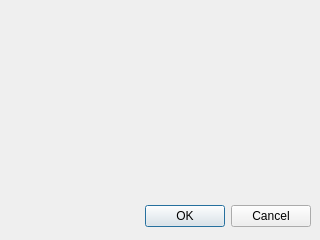
First picture: the form in Slave_Qt/mainwindow.ui, repository StevenGLee/EmbeddedBigProject, before the edit.
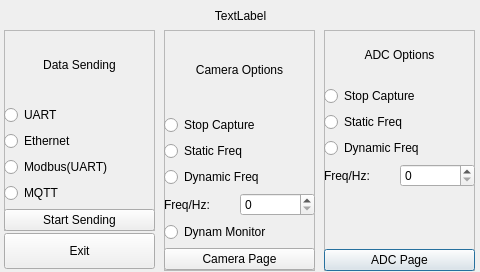
Second picture: the form after the edit.

Patch:
```diff
--- a/Slave_Qt/mainwindow.ui
+++ b/Slave_Qt/mainwindow.ui
@@ -5,27 +5,293 @@
    <rect>
     <x>0</x>
     <y>0</y>
-    <width>320</width>
-    <height>240</height>
+    <width>480</width>
+    <height>272</height>
    </rect>
   </property>
   <property name="windowTitle">
    <string>Dialog</string>
   </property>
-  <widget class="QDialogButtonBox" name="buttonBox">
+  <widget class="QFrame" name="frame">
    <property name="geometry">
     <rect>
-     <x>10</x>
-     <y>200</y>
-     <width>301</width>
-     <height>32</height>
+     <x>324</x>
+     <y>30</y>
+     <width>151</width>
+     <height>241</height>
     </rect>
    </property>
-   <property name="orientation">
-    <enum>Qt::Horizontal</enum>
+   <property name="frameShape">
+    <enum>QFrame::StyledPanel</enum>
    </property>
-   <property name="standardButtons">
-    <set>QDialogButtonBox::Cancel|QDialogButtonBox::Ok</set>
+   <property name="frameShadow">
+    <enum>QFrame::Raised</enum>
+   </property>
+   <widget class="QWidget" name="verticalLayoutWidget_3">
+    <property name="geometry">
+     <rect>
+      <x>0</x>
+      <y>0</y>
+      <width>151</width>
+      <height>241</height>
+     </rect>
+    </property>
+    <layout class="QVBoxLayout" name="verticalLayout_3">
+     <item>
+      <widget class="QLabel" name="label_3">
+       <property name="text">
+        <string>ADC Options</string>
+       </property>
+       <property name="alignment">
+        <set>Qt::AlignCenter</set>
+       </property>
+      </widget>
+     </item>
+     <item>
+      <widget class="QRadioButton" name="rb_adc_stop">
+       <property name="text">
+        <string>Stop Capture</string>
+       </property>
+      </widget>
+     </item>
+     <item>
+      <widget class="QRadioButton" name="rb_adc_static">
+       <property name="text">
+        <string>Static Freq</string>
+       </property>
+      </widget>
+     </item>
+     <item>
+      <widget class="QRadioButton" name="rb_adc_dynamic">
+       <property name="text">
+        <string>Dynamic Freq</string>
+       </property>
+      </widget>
+     </item>
+     <item>
+      <layout class="QHBoxLayout" name="horizontalLayout_3">
+       <property name="spacing">
+        <number>0</number>
+       </property>
+       <item>
+        <widget class="QLabel" name="label_6">
+         <property name="text">
+          <string>Freq/Hz:</string>
+         </property>
+        </widget>
+       </item>
+       <item>
+        <widget class="QSpinBox" name="sb_adc_freq"/>
+       </item>
+      </layout>
+     </item>
+     <item>
+      <widget class="QLabel" name="label_7">
+       <property name="text">
+        <string/>
+       </property>
+      </widget>
+     </item>
+     <item>
+      <widget class="QPushButton" name="pb_adc_page">
+       <property name="text">
+        <string>ADC Page</string>
+       </property>
+      </widget>
+     </item>
+    </layout>
+   </widget>
+  </widget>
+  <widget class="QFrame" name="frame_2">
+   <property name="geometry">
+    <rect>
+     <x>4</x>
+     <y>30</y>
+     <width>151</width>
+     <height>201</height>
+    </rect>
+   </property>
+   <property name="frameShape">
+    <enum>QFrame::StyledPanel</enum>
+   </property>
+   <property name="frameShadow">
+    <enum>QFrame::Raised</enum>
+   </property>
+   <widget class="QWidget" name="verticalLayoutWidget">
+    <property name="geometry">
+     <rect>
+      <x>0</x>
+      <y>0</y>
+      <width>151</width>
+      <height>201</height>
+     </rect>
+    </property>
+    <layout class="QVBoxLayout" name="verticalLayout">
+     <item>
+      <widget class="QLabel" name="label">
+       <property name="text">
+        <string>Data Sending</string>
+       </property>
+       <property name="alignment">
+        <set>Qt::AlignCenter</set>
+       </property>
+      </widget>
+     </item>
+     <item>
+      <widget class="QRadioButton" name="rb_UART">
+       <property name="text">
+        <string>UART</string>
+       </property>
+      </widget>
+     </item>
+     <item>
+      <widget class="QRadioButton" name="rb_Ethernet">
+       <property name="text">
+        <string>Ethernet</string>
+       </property>
+      </widget>
+     </item>
+     <item>
+      <widget class="QRadioButton" name="rb_modbus">
+       <property name="text">
+        <string>Modbus(UART)</string>
+       </property>
+      </widget>
+     </item>
+     <item>
+      <widget class="QRadioButton" name="rb_mqtt">
+       <property name="text">
+        <string>MQTT</string>
+       </property>
+      </widget>
+     </item>
+     <item>
+      <widget class="QPushButton" name="pb_start_sending">
+       <property name="text">
+        <string>Start Sending</string>
+       </property>
+      </widget>
+     </item>
+    </layout>
+   </widget>
+  </widget>
+  <widget class="QFrame" name="frame_3">
+   <property name="geometry">
+    <rect>
+     <x>164</x>
+     <y>30</y>
+     <width>151</width>
+     <height>241</height>
+    </rect>
+   </property>
+   <property name="frameShape">
+    <enum>QFrame::StyledPanel</enum>
+   </property>
+   <property name="frameShadow">
+    <enum>QFrame::Raised</enum>
+   </property>
+   <widget class="QWidget" name="verticalLayoutWidget_2">
+    <property name="geometry">
+     <rect>
+      <x>0</x>
+      <y>0</y>
+      <width>151</width>
+      <height>240</height>
+     </rect>
+    </property>
+    <layout class="QVBoxLayout" name="verticalLayout_2">
+     <item>
+      <widget class="QLabel" name="label_2">
+       <property name="text">
+        <string>Camera Options</string>
+       </property>
+       <property name="alignment">
+        <set>Qt::AlignCenter</set>
+       </property>
+      </widget>
+     </item>
+     <item>
+      <widget class="QRadioButton" name="rb_camera_stop">
+       <property name="text">
+        <string>Stop Capture</string>
+       </property>
+      </widget>
+     </item>
+     <item>
+      <widget class="QRadioButton" name="rb_camera_static">
+       <property name="text">
+        <string>Static Freq </string>
+       </property>
+      </widget>
+     </item>
+     <item>
+      <widget class="QRadioButton" name="rb_camera_dynamic">
+       <property name="text">
+        <string>Dynamic Freq</string>
+       </property>
+      </widget>
+     </item>
+     <item>
+      <layout class="QHBoxLayout" name="horizontalLayout">
+       <property name="spacing">
+        <number>0</number>
+       </property>
+       <item>
+        <widget class="QLabel" name="label_4">
+         <property name="text">
+          <string>Freq/Hz:</string>
+         </property>
+        </widget>
+       </item>
+       <item>
+        <widget class="QSpinBox" name="sb_camera_freq"/>
+       </item>
+      </layout>
+     </item>
+     <item>
+      <widget class="QRadioButton" name="rb_camera_dynamic_monitor">
+       <property name="text">
+        <string>Dynam Monitor</string>
+       </property>
+      </widget>
+     </item>
+     <item>
+      <widget class="QPushButton" name="pb_camera_page">
+       <property name="text">
+        <string>Camera Page</string>
+       </property>
+      </widget>
+     </item>
+    </layout>
+   </widget>
+  </widget>
+  <widget class="QPushButton" name="pb_exit">
+   <property name="geometry">
+    <rect>
+     <x>4</x>
+     <y>233</y>
+     <width>151</width>
+     <height>36</height>
+    </rect>
+   </property>
+   <property name="text">
+    <string>Exit</string>
+   </property>
+  </widget>
+  <widget class="QLabel" name="lb_title">
+   <property name="geometry">
+    <rect>
+     <x>0</x>
+     <y>0</y>
+     <width>481</width>
+     <height>31</height>
+    </rect>
+   </property>
+   <property name="text">
+    <string>TextLabel</string>
+   </property>
+   <property name="alignment">
+    <set>Qt::AlignCenter</set>
    </property>
   </widget>
  </widget>
```
Left out of the diff: 36 changed lines with no effect on the pictures.
